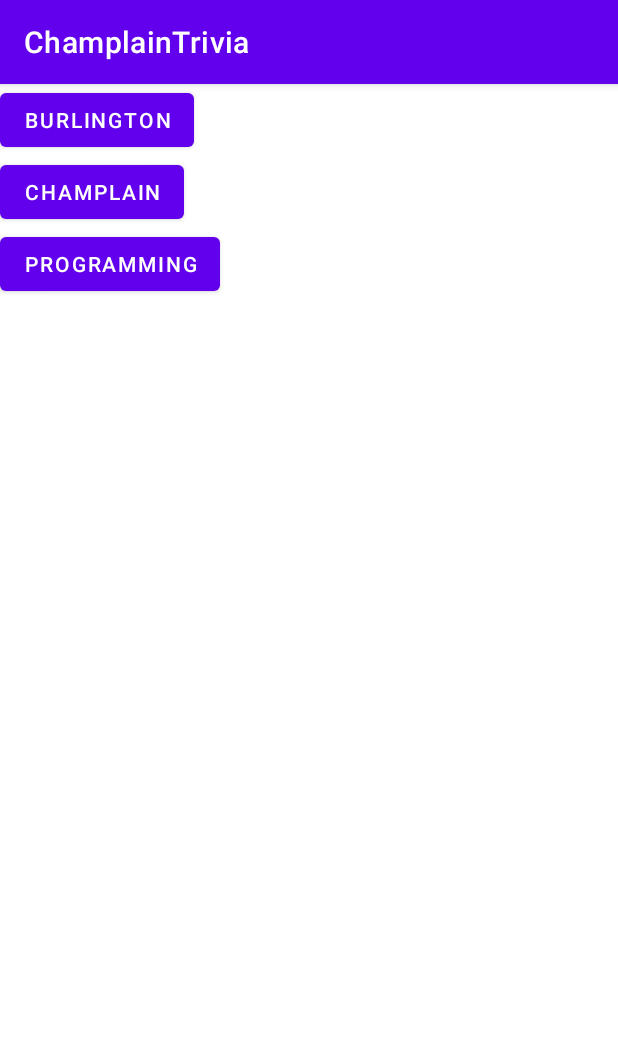
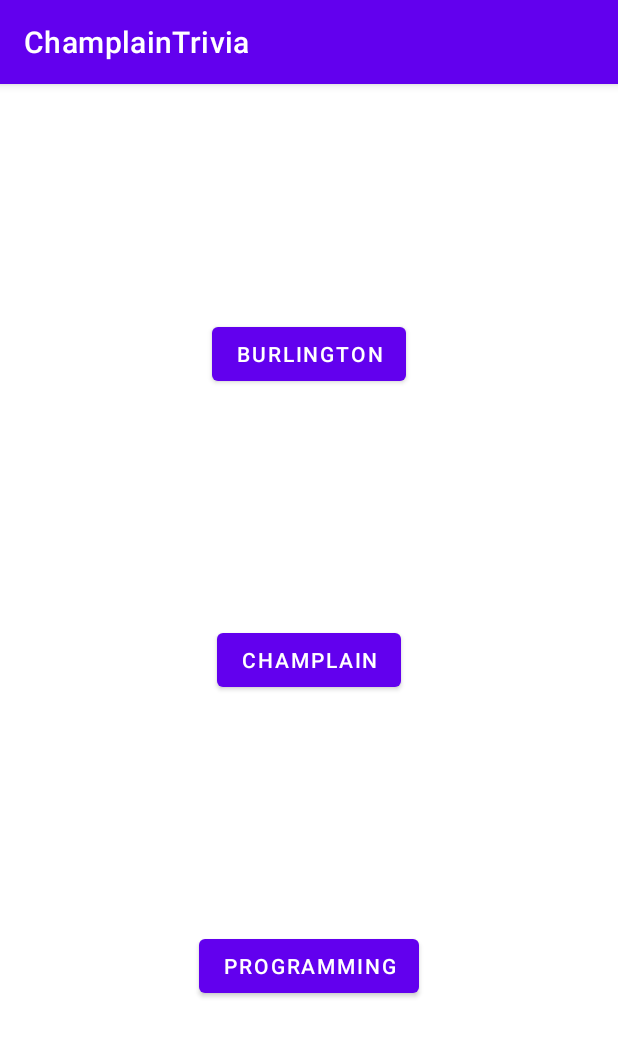
Before and after one commit to FuzzyNovaGoblin/ChamplainTrivia, an Android app: the screen it shows after launch (MainActivity), on a phone screen of 412 x 824 dp. Shown: the top 1037 px of the screen. Run offline under Robolectric (Android 15) with nearby library versions, the phone set to English and light mode, and no system bars.

Commit message:
better looking main

```diff
--- a/app/src/main/res/layout/activity_main.xml
+++ b/app/src/main/res/layout/activity_main.xml
@@ -4,10 +4,18 @@
     xmlns:tools="http://schemas.android.com/tools"
     android:layout_width="match_parent"
     android:layout_height="match_parent"
+    android:layout_centerHorizontal="true"
+    android:gravity="center"
     android:orientation="vertical"
-    android:layout_centerHorizontal="true"
+    app:flow_horizontalAlign="center"
+    tools:context=".MainActivity">
 
-    tools:context=".MainActivity">
+
+
+    <Space
+        android:layout_width="0dp"
+        android:layout_height="1dp"
+        android:layout_weight="1"></Space>
 
     <Button
         android:id="@+id/burlington_button"
@@ -17,6 +25,11 @@
         tools:layout_editor_absoluteX="161dp"
         tools:layout_editor_absoluteY="282dp" />
 
+    <Space
+        android:layout_width="0dp"
+        android:layout_height="1dp"
+        android:layout_weight="1"></Space>
+
     <Button
         android:id="@+id/champlain_button"
         android:layout_width="wrap_content"
@@ -25,6 +38,11 @@
         tools:layout_editor_absoluteX="146dp"
         tools:layout_editor_absoluteY="377dp" />
 
+    <Space
+        android:layout_width="0dp"
+        android:layout_height="1dp"
+        android:layout_weight="1"></Space>
+
     <Button
         android:id="@+id/programming_button"
         android:layout_width="wrap_content"
@@ -32,4 +50,10 @@
         android:text="@string/programming_button_name"
         tools:layout_editor_absoluteX="147dp"
         tools:layout_editor_absoluteY="502dp" />
+
+    <Space
+        android:layout_width="0dp"
+        android:layout_height="1dp"
+        android:layout_weight="1"></Space>
+
 </androidx.appcompat.widget.LinearLayoutCompat>
```
